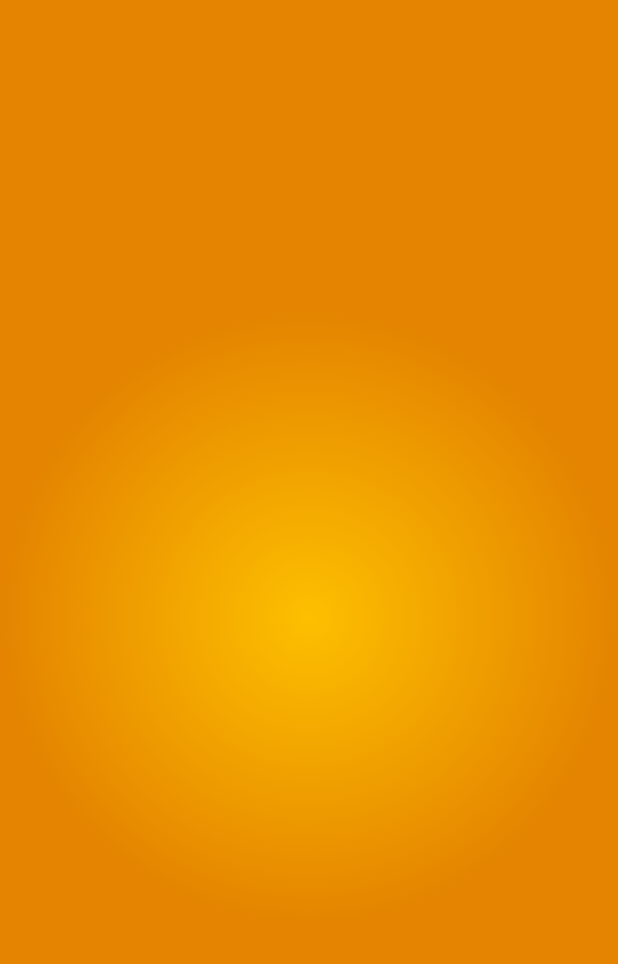
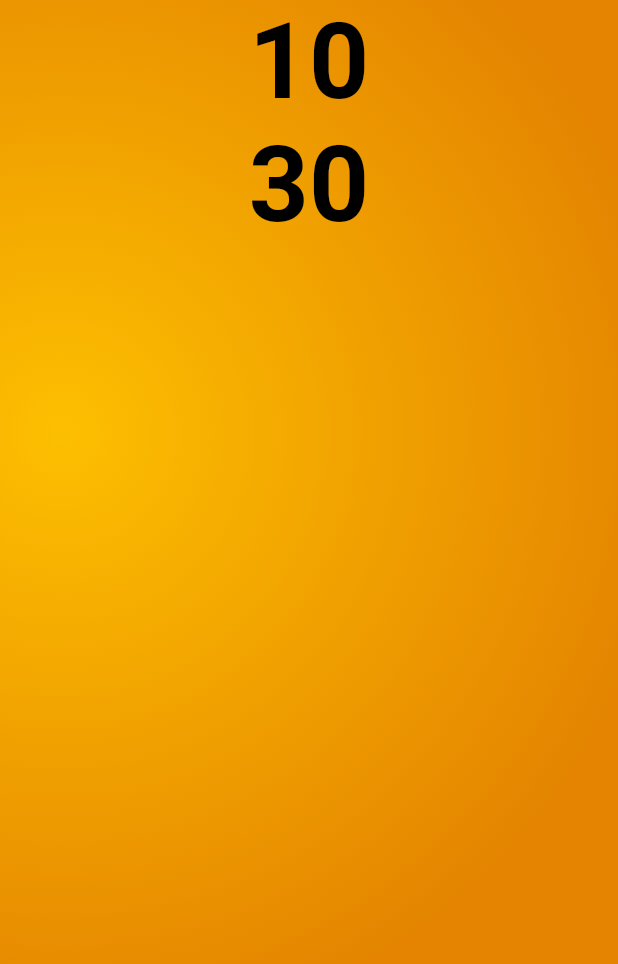
Before and after one commit to fidelisnwabisi/light_dark_switch, a Flutter app: the screen it shows after launch, on a phone screen of 412 x 824 dp. Shown: the top 964 px of the screen. Run offline on Flutter 3.47's test engine with Material 2 defaults, Android fonts, the phone set to English and light mode, and no system bars; our stand-ins replace google_fonts.

Commit message:
added time, tweaked TextTheme

```diff
--- a/lib/app_theme.dart
+++ b/lib/app_theme.dart
@@ -1,5 +1,6 @@
 import 'package:flutter/material.dart';
 import 'package:flutter/services.dart';
+import 'package:google_fonts/google_fonts.dart';
 import 'constant/constant.dart';
 
 class ThemeProvider with ChangeNotifier {
@@ -26,6 +27,7 @@ class ThemeProvider with ChangeNotifier {
     }
   }
 
+  // use to toggle the theme
   toggleThemeData() {}
 
   ThemeData themeData() {
@@ -33,6 +35,19 @@ class ThemeProvider with ChangeNotifier {
       brightness: isLightTheme ? Brightness.light : Brightness.dark,
       scaffoldBackgroundColor:
           isLightTheme ? AppColors.yellow : AppColors.black,
+      textTheme: TextTheme(
+        displayLarge: GoogleFonts.stickNoBills(
+          fontSize: 70,
+          fontWeight: FontWeight.w600,
+          color:
+              isLightTheme ? AppColors.black : Color.fromARGB(255, 53, 52, 51),
+        ),
+        displayMedium: GoogleFonts.robotoCondensed(
+          fontWeight: FontWeight.w500,
+          color:
+              isLightTheme ? AppColors.black : Color.fromARGB(255, 53, 52, 51),
+        ),
+      ),
     );
   }
 
--- a/lib/home_screen.dart
+++ b/lib/home_screen.dart
@@ -15,9 +15,30 @@ class _HomeScreenState extends State<HomeScreen> {
       body: Container(
         decoration: BoxDecoration(
           gradient: RadialGradient(
+            center: const Alignment(-0.8, -0.3),
+            radius: 1,
             colors:
                 ThemeProvider(isLightTheme: true).themeMode().gradientColors!,
           ),
+        ),
+        child: Stack(
+          fit: StackFit.expand,
+          children: [
+            SafeArea(
+              child: Column(
+                children: [
+                  Text(
+                    DateTime.now().hour.toString(),
+                    style: Theme.of(context).textTheme.displayLarge,
+                  ),
+                  Text(
+                    DateTime.now().minute.toString(),
+                    style: Theme.of(context).textTheme.displayLarge,
+                  ),
+                ],
+              ),
+            ),
+          ],
         ),
       ),
     );
--- a/lib/main.dart
+++ b/lib/main.dart
@@ -15,7 +15,7 @@ class MyApp extends StatelessWidget {
     return MaterialApp(
       title: 'Flutter Demo',
       debugShowCheckedModeBanner: false,
-      theme: ThemeProvider(isLightTheme: false).themeData(),
+      theme: ThemeProvider(isLightTheme: true).themeData(),
       home: const HomeScreen(),
     );
   }
```
Also changed, not shown: 1 other file.
